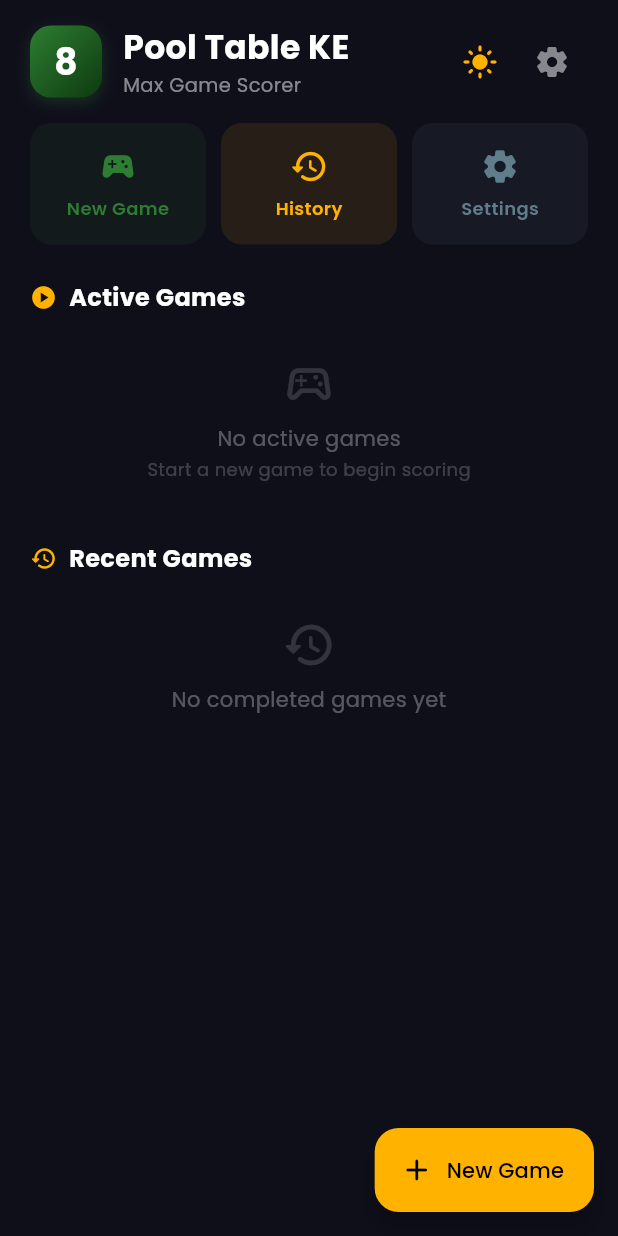
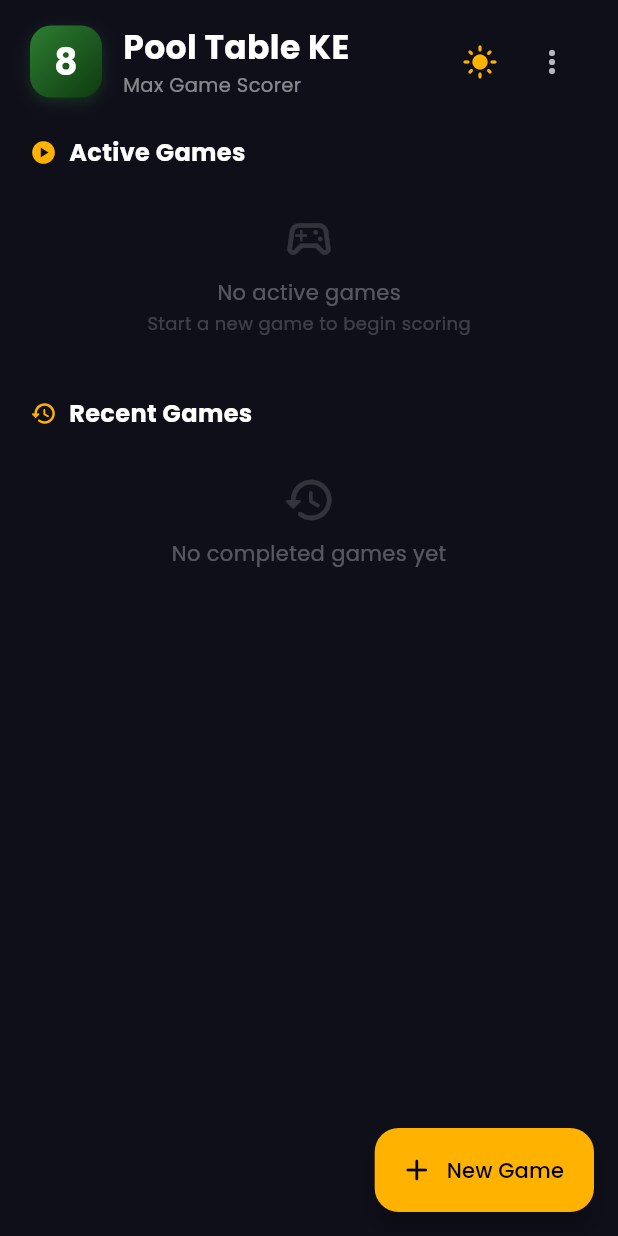
Before and after one commit to JohnMbuguaM/Pooltable_ke, a Flutter app: the screen it shows after launch, on a phone screen of 412 x 824 dp. Run offline on Flutter 3.47's test engine with Material 3 defaults, Android fonts, the phone set to English and light mode, and no system bars; our stand-ins replace google_fonts, shared_preferences, sqflite; accounts and stored records are empty.

Commit message:
1. ✅ Player Selection Bug - FIXED Problem: When manually selecting a player (e.g., Player C) and applying a foul, the points were being deducted from the wrong player (e.g., Player B).
Root Cause: The scoreboard was using indexOf() to find the player index, which could fail when players are sorted by score.

Solution: Changed the entire player selection system to use Player ID instead of index:

scoreboard.dart:7 - Changed callback signature from Function(int playerIndex) to Function(String playerId)
scoreboard.dart:65 - Now passes player.id instead of calculated index
game_provider.dart:130-140 - selectPlayer() now accepts playerId and uses indexWhere() to find the correct player
game_screen.dart:132 - Updated callback to pass playerId
This makes the system 100% reliable - the correct player is always selected regardless of scoreboard sorting.

2. ✅ Show Only Last 3 Active Games - IMPLEMENTED
Change: The home screen now displays only the last 3 active games instead of all active games.

Implementation: home_screen.dart:220

final displayedGames = games.take(min(3, games.length)).toList();
Where to see all games: Users can view all active and completed games through Menu → History.

3. ✅ UI Reorganization - COMPLETE
Changes Made:

❌ Removed: Quick Actions section (New Game, History, Settings cards)
✅ Added: Menu icon (⋮) in the app bar with:
📜 History - View all game history
⚙️ Settings - App settings
✅ Kept:
🌓 Theme toggle button
➕ "New Game" FAB (Floating Action Button)
New Header Layout: home_screen.dart:154-211

[Logo] Pool Table KE    [🌓] [⋮ Menu]
       Max Game Scorer
The menu provides cleaner access to History and Settings while keeping the most important action (New Game) easily accessible via the FAB.

```diff
--- a/lib/screens/game_screen.dart
+++ b/lib/screens/game_screen.dart
@@ -129,7 +129,7 @@ class GameScreen extends StatelessWidget {
           // Scoreboard (tap to select player - TURN badge shows current)
           Scoreboard(
             game: game,
-            onPlayerTap: (index) async => await provider.selectPlayer(index),
+            onPlayerTap: (playerId) async => await provider.selectPlayer(playerId),
           ),
           const SizedBox(height: 14),
 
--- a/lib/screens/home_screen.dart
+++ b/lib/screens/home_screen.dart
@@ -1,3 +1,4 @@
+import 'dart:math';
 import 'package:flutter/material.dart';
 import 'package:provider/provider.dart';
 import '../providers/game_provider.dart';
@@ -56,15 +57,6 @@ class _HomeScreenState extends State<HomeScreen> with TickerProviderStateMixin {
             slivers: [
               // Header
               SliverToBoxAdapter(child: _buildHeader(context)),
-
-              // Quick Actions
-              SliverToBoxAdapter(
-                child: Padding(
-                  padding:
-                      const EdgeInsets.symmetric(horizontal: 20, vertical: 8),
-                  child: _buildQuickActions(context),
-                ),
-              ),
 
               // Active Games
               SliverToBoxAdapter(
@@ -168,60 +160,50 @@ class _HomeScreenState extends State<HomeScreen> with TickerProviderStateMixin {
               color: Theme.of(context).colorScheme.secondary,
             ),
           ),
-          IconButton(
-            onPressed: () => Navigator.push(
-              context,
-              MaterialPageRoute(builder: (_) => const SettingsScreen()),
+          PopupMenuButton<String>(
+            icon: Icon(
+              Icons.more_vert_rounded,
+              color: Theme.of(context).colorScheme.onSurface.withValues(alpha: 0.7),
             ),
-            icon: Icon(
-              Icons.settings_rounded,
-              color: Theme.of(context)
-                  .colorScheme
-                  .onSurface
-                  .withValues(alpha: 0.5),
-            ),
+            onSelected: (value) {
+              switch (value) {
+                case 'history':
+                  Navigator.push(
+                    context,
+                    MaterialPageRoute(builder: (_) => const HistoryScreen()),
+                  );
+                case 'settings':
+                  Navigator.push(
+                    context,
+                    MaterialPageRoute(builder: (_) => const SettingsScreen()),
+                  );
+              }
+            },
+            itemBuilder: (_) => [
+              const PopupMenuItem(
+                value: 'history',
+                child: Row(
+                  children: [
+                    Icon(Icons.history_rounded, size: 20),
+                    SizedBox(width: 12),
+                    Text('History'),
+                  ],
+                ),
+              ),
+              const PopupMenuItem(
+                value: 'settings',
+                child: Row(
+                  children: [
+                    Icon(Icons.settings_rounded, size: 20),
+                    SizedBox(width: 12),
+                    Text('Settings'),
+                  ],
+                ),
+              ),
+            ],
           ),
         ],
       ),
-    );
-  }
-
-  Widget _buildQuickActions(BuildContext context) {
-    return Row(
-      children: [
-        Expanded(
-          child: _QuickActionCard(
-            icon: Icons.sports_esports_rounded,
-            label: 'New Game',
-            color: AppTheme.feltGreen,
-            onTap: () => _navigateToNewGame(context),
-          ),
-        ),
-        const SizedBox(width: 10),
-        Expanded(
-          child: _QuickActionCard(
-            icon: Icons.history_rounded,
-            label: 'History',
-            color: AppTheme.accentGold,
-            onTap: () => Navigator.push(
-              context,
-              MaterialPageRoute(builder: (_) => const HistoryScreen()),
-            ),
-          ),
-        ),
-        const SizedBox(width: 10),
-        Expanded(
-          child: _QuickActionCard(
-            icon: Icons.settings_rounded,
-            label: 'Settings',
-            color: Colors.blueGrey,
-            onTap: () => Navigator.push(
-              context,
-              MaterialPageRoute(builder: (_) => const SettingsScreen()),
-            ),
-          ),
-        ),
-      ],
     );
   }
 
@@ -256,6 +238,9 @@ class _HomeScreenState extends State<HomeScreen> with TickerProviderStateMixin {
           );
         }
 
+        // Show only the last 3 active games
+        final displayedGames = games.take(min(3, games.length)).toList();
+
         return SliverPadding(
           padding: const EdgeInsets.symmetric(horizontal: 20),
           sliver: SliverList(
@@ -263,11 +248,11 @@ class _HomeScreenState extends State<HomeScreen> with TickerProviderStateMixin {
               (context, index) => Padding(
                 padding: const EdgeInsets.only(bottom: 8),
                 child: _GameCard(
-                  game: games[index],
-                  onTap: () => _navigateToGame(context, games[index]),
+                  game: displayedGames[index],
+                  onTap: () => _navigateToGame(context, displayedGames[index]),
                 ),
               ),
-              childCount: games.length,
+              childCount: displayedGames.length,
             ),
           ),
         );
@@ -329,49 +314,6 @@ class _HomeScreenState extends State<HomeScreen> with TickerProviderStateMixin {
         MaterialPageRoute(builder: (_) => const GameScreen()),
       );
     }
-  }
-}
-
-class _QuickActionCard extends StatelessWidget {
-  final IconData icon;
-  final String label;
-  final Color color;
-  final VoidCallback onTap;
-
-  const _QuickActionCard({
-    required this.icon,
-    required this.label,
-    required this.color,
-    required this.onTap,
-  });
-
-  @override
-  Widget build(BuildContext context) {
-    return Material(
-      color: color.withValues(alpha: 0.1),
-      borderRadius: BorderRadius.circular(14),
-      child: InkWell(
-        borderRadius: BorderRadius.circular(14),
-        onTap: onTap,
-        child: Padding(
-          padding: const EdgeInsets.symmetric(vertical: 16),
-          child: Column(
-            children: [
-              Icon(icon, color: color, size: 26),
-              const SizedBox(height: 6),
-              Text(
-                label,
-                style: TextStyle(
-                  color: color,
-                  fontWeight: FontWeight.w600,
-                  fontSize: 12,
-                ),
-              ),
-            ],
-          ),
-        ),
-      ),
-    );
   }
 }
 
--- a/lib/widgets/scoreboard.dart
+++ b/lib/widgets/scoreboard.dart
@@ -4,7 +4,7 @@ import 'player_card.dart';
 
 class Scoreboard extends StatelessWidget {
   final Game game;
-  final Function(int playerIndex)? onPlayerTap;
+  final Function(String playerId)? onPlayerTap;
 
   const Scoreboard({super.key, required this.game, this.onPlayerTap});
 
@@ -54,7 +54,6 @@ class Scoreboard extends StatelessWidget {
         ),
         ...activePlayers.asMap().entries.map((entry) {
           final player = entry.value;
-          final originalIndex = game.players.indexOf(player);
           return Padding(
             padding: const EdgeInsets.only(bottom: 6),
             child: PlayerCard(
@@ -62,7 +61,7 @@ class Scoreboard extends StatelessWidget {
               isCurrentPlayer: player.id == game.currentPlayer.id,
               rank: entry.key + 1,
               onTap: onPlayerTap != null
-                  ? () => onPlayerTap!(originalIndex)
+                  ? () => onPlayerTap!(player.id)
                   : null,
             ),
           );
```
Also changed, not shown: lib/providers/game_provider.dart (+9 -4 lines).
